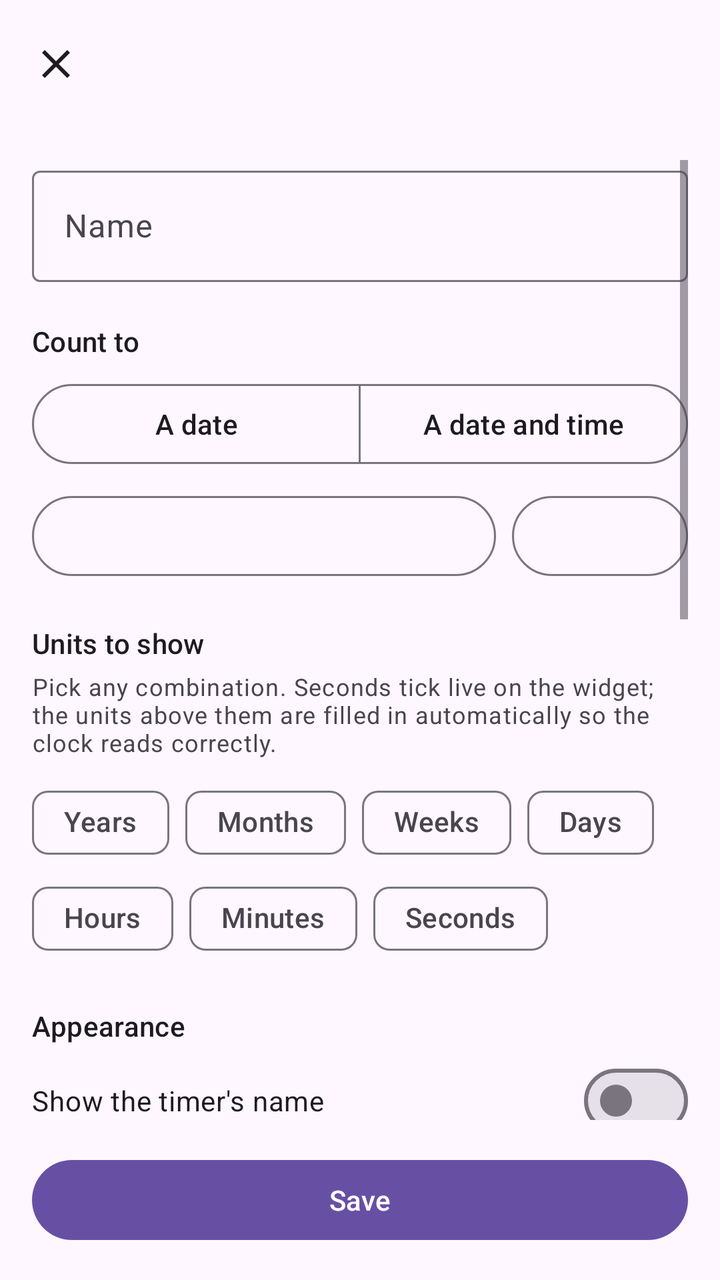
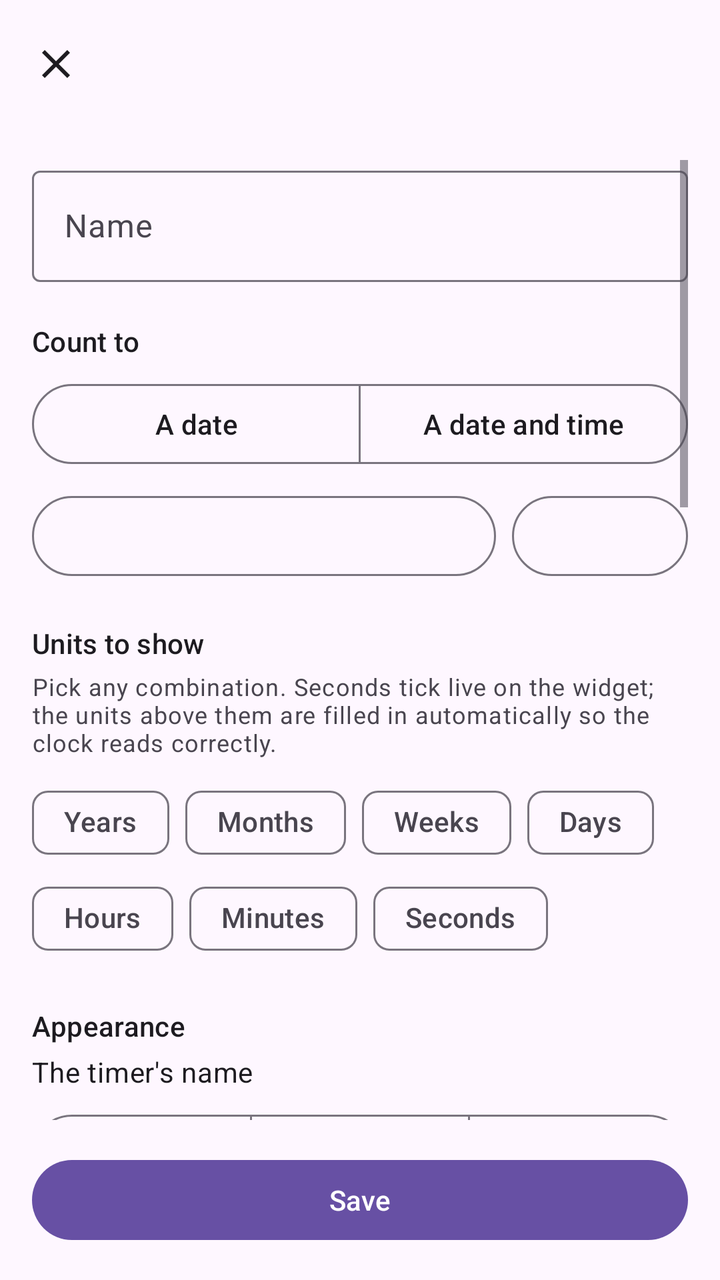

The first picture is an Android layout as it rendered before a commit; the second is the same layout after the commit. The layout source and the unified diff follow.
<!-- AndroidManifest.xml: application theme Theme.CountdownWidgets -->
<!-- res/layout/activity_edit_timer.xml -->
<?xml version="1.0" encoding="utf-8"?>
<LinearLayout xmlns:android="http://schemas.android.com/apk/res/android"
    xmlns:app="http://schemas.android.com/apk/res-auto"
    android:layout_width="match_parent"
    android:layout_height="match_parent"
    android:fitsSystemWindows="true"
    android:orientation="vertical">

    <com.google.android.material.appbar.AppBarLayout
        android:layout_width="match_parent"
        android:layout_height="wrap_content">

        <com.google.android.material.appbar.MaterialToolbar
            android:id="@+id/toolbar"
            android:layout_width="match_parent"
            android:layout_height="?attr/actionBarSize"
            app:navigationIcon="@drawable/ic_close" />
    </com.google.android.material.appbar.AppBarLayout>

    <ScrollView
        android:layout_width="match_parent"
        android:layout_height="0dp"
        android:layout_weight="1"
        android:clipToPadding="false"
        android:padding="@dimen/screen_margin">

        <LinearLayout
            android:layout_width="match_parent"
            android:layout_height="wrap_content"
            android:orientation="vertical">

            <com.google.android.material.textfield.TextInputLayout
                android:id="@+id/name_layout"
                style="@style/Widget.Material3.TextInputLayout.OutlinedBox"
                android:layout_width="match_parent"
                android:layout_height="wrap_content"
                android:hint="@string/timer_name">

                <com.google.android.material.textfield.TextInputEditText
                    android:id="@+id/name"
                    android:layout_width="match_parent"
                    android:layout_height="wrap_content"
                    android:inputType="textCapSentences"
                    android:maxLines="1" />
            </com.google.android.material.textfield.TextInputLayout>

            
            <TextView
                android:layout_width="match_parent"
                android:layout_height="wrap_content"
                android:paddingTop="@dimen/section_spacing"
                android:paddingBottom="8dp"
                android:text="@string/target_section"
                android:textAppearance="?attr/textAppearanceTitleSmall" />

            <com.google.android.material.button.MaterialButtonToggleGroup
                android:id="@+id/precision_group"
                android:layout_width="match_parent"
                android:layout_height="wrap_content"
                app:selectionRequired="true"
                app:singleSelection="true">

                <com.google.android.material.button.MaterialButton
                    android:id="@+id/precision_date"
                    style="?attr/materialButtonOutlinedStyle"
                    android:layout_width="0dp"
                    android:layout_height="wrap_content"
                    android:layout_weight="1"
                    android:text="@string/precision_date" />

                <com.google.android.material.button.MaterialButton
                    android:id="@+id/precision_date_time"
                    style="?attr/materialButtonOutlinedStyle"
                    android:layout_width="0dp"
                    android:layout_height="wrap_content"
                    android:layout_weight="1"
                    android:text="@string/precision_date_time" />
            </com.google.android.material.button.MaterialButtonToggleGroup>

            <LinearLayout
                android:layout_width="match_parent"
                android:layout_height="wrap_content"
                android:orientation="horizontal"
                android:paddingTop="8dp">

                <com.google.android.material.button.MaterialButton
                    android:id="@+id/date"
                    style="?attr/materialButtonOutlinedStyle"
                    android:layout_width="0dp"
                    android:layout_height="wrap_content"
                    android:layout_weight="1" />

                <com.google.android.material.button.MaterialButton
                    android:id="@+id/time"
                    style="?attr/materialButtonOutlinedStyle"
                    android:layout_width="wrap_content"
                    android:layout_height="wrap_content"
                    android:layout_marginStart="8dp" />
            </LinearLayout>

            
            <TextView
                android:layout_width="match_parent"
                android:layout_height="wrap_content"
                android:paddingTop="@dimen/section_spacing"
                android:paddingBottom="4dp"
                android:text="@string/units_section"
                android:textAppearance="?attr/textAppearanceTitleSmall" />

            <TextView
                android:id="@+id/units_hint"
                android:layout_width="match_parent"
                android:layout_height="wrap_content"
                android:paddingBottom="8dp"
                android:text="@string/units_hint"
                android:textAppearance="?attr/textAppearanceBodySmall" />

            <com.google.android.material.chip.ChipGroup
                android:id="@+id/calendar_units"
                android:layout_width="match_parent"
                android:layout_height="wrap_content">

                <com.google.android.material.chip.Chip
                    android:id="@+id/unit_year"
                    style="@style/Widget.Material3.Chip.Filter"
                    android:layout_width="wrap_content"
                    android:layout_height="wrap_content"
                    android:text="@string/unit_years" />

                <com.google.android.material.chip.Chip
                    android:id="@+id/unit_month"
                    style="@style/Widget.Material3.Chip.Filter"
                    android:layout_width="wrap_content"
                    android:layout_height="wrap_content"
                    android:text="@string/unit_months" />

                <com.google.android.material.chip.Chip
                    android:id="@+id/unit_week"
                    style="@style/Widget.Material3.Chip.Filter"
                    android:layout_width="wrap_content"
                    android:layout_height="wrap_content"
                    android:text="@string/unit_weeks" />

                <com.google.android.material.chip.Chip
                    android:id="@+id/unit_day"
                    style="@style/Widget.Material3.Chip.Filter"
                    android:layout_width="wrap_content"
                    android:layout_height="wrap_content"
                    android:text="@string/unit_days" />
            </com.google.android.material.chip.ChipGroup>

            <com.google.android.material.chip.ChipGroup
                android:id="@+id/clock_units"
                android:layout_width="match_parent"
                android:layout_height="wrap_content">

                <com.google.android.material.chip.Chip
                    android:id="@+id/unit_hour"
                    style="@style/Widget.Material3.Chip.Filter"
                    android:layout_width="wrap_content"
                    android:layout_height="wrap_content"
                    android:text="@string/unit_hours" />

                <com.google.android.material.chip.Chip
                    android:id="@+id/unit_minute"
                    style="@style/Widget.Material3.Chip.Filter"
                    android:layout_width="wrap_content"
                    android:layout_height="wrap_content"
                    android:text="@string/unit_minutes" />

                <com.google.android.material.chip.Chip
                    android:id="@+id/unit_second"
                    style="@style/Widget.Material3.Chip.Filter"
                    android:layout_width="wrap_content"
                    android:layout_height="wrap_content"
                    android:text="@string/unit_seconds" />
            </com.google.android.material.chip.ChipGroup>

            
            <TextView
                android:layout_width="match_parent"
                android:layout_height="wrap_content"
                android:paddingTop="@dimen/section_spacing"
                android:paddingBottom="4dp"
                android:text="@string/style_section"
                android:textAppearance="?attr/textAppearanceTitleSmall" />

            <com.google.android.material.materialswitch.MaterialSwitch
                android:id="@+id/show_name"
                android:layout_width="match_parent"
                android:layout_height="wrap_content"
                android:minHeight="48dp"
                android:text="@string/show_name" />

            <com.google.android.material.materialswitch.MaterialSwitch
                android:id="@+id/show_target"
                android:layout_width="match_parent"
                android:layout_height="wrap_content"
                android:minHeight="48dp"
                android:text="@string/show_target" />

            <com.google.android.material.materialswitch.MaterialSwitch
                android:id="@+id/long_labels"
                android:layout_width="match_parent"
                android:layout_height="wrap_content"
                android:minHeight="48dp"
                android:text="@string/long_labels" />

            <com.google.android.material.materialswitch.MaterialSwitch
                android:id="@+id/wrap_value"
                android:layout_width="match_parent"
                android:layout_height="wrap_content"
                android:minHeight="48dp"
                android:text="@string/wrap_value" />

            
            <TextView
                android:layout_width="match_parent"
                android:layout_height="wrap_content"
                android:paddingBottom="8dp"
                android:text="@string/wrap_value_hint"
                android:textAppearance="?attr/textAppearanceBodySmall" />

            <com.google.android.material.materialswitch.MaterialSwitch
                android:id="@+id/show_background"
                android:layout_width="match_parent"
                android:layout_height="wrap_content"
                android:minHeight="48dp"
                android:text="@string/show_background" />

            
            <TextView
                android:id="@+id/text_theme_label"
                android:layout_width="match_parent"
                android:layout_height="wrap_content"
                android:paddingTop="8dp"
                android:paddingBottom="8dp"
                android:text="@string/text_color"
                android:textAppearance="?attr/textAppearanceBodyMedium" />

            <com.google.android.material.button.MaterialButtonToggleGroup
                android:id="@+id/text_theme_group"
                android:layout_width="match_parent"
                android:layout_height="wrap_content"
                app:selectionRequired="true"
                app:singleSelection="true">

                <com.google.android.material.button.MaterialButton
                    android:id="@+id/text_theme_auto"
                    style="?attr/materialButtonOutlinedStyle"
                    android:layout_width="0dp"
                    android:layout_height="wrap_content"
                    android:layout_weight="1"
                    android:text="@string/text_color_auto" />

                <com.google.android.material.button.MaterialButton
                    android:id="@+id/text_theme_light"
                    style="?attr/materialButtonOutlinedStyle"
                    android:layout_width="0dp"
                    android:layout_height="wrap_content"
                    android:layout_weight="1"
                    android:text="@string/text_color_light" />

                <com.google.android.material.button.MaterialButton
                    android:id="@+id/text_theme_dark"
                    style="?attr/materialButtonOutlinedStyle"
                    android:layout_width="0dp"
                    android:layout_height="wrap_content"
                    android:layout_weight="1"
                    android:text="@string/text_color_dark" />
            </com.google.android.material.button.MaterialButtonToggleGroup>

            
            <TextView
                android:layout_width="match_parent"
                android:layout_height="wrap_content"
                android:paddingTop="@dimen/section_spacing"
                android:paddingBottom="8dp"
                android:text="@string/preview_section"
                android:textAppearance="?attr/textAppearanceTitleSmall" />

            <com.google.android.material.card.MaterialCardView
                android:id="@+id/preview_card"
                style="@style/Widget.Material3.CardView.Filled"
                android:layout_width="match_parent"
                android:layout_height="wrap_content">

                <LinearLayout
                    android:layout_width="match_parent"
                    android:layout_height="wrap_content"
                    android:gravity="center"
                    android:orientation="vertical"
                    android:padding="20dp">

                    
                    <TextView
                        android:id="@+id/preview_name"
                        android:layout_width="wrap_content"
                        android:layout_height="wrap_content"
                        android:paddingBottom="4dp"
                        android:textAppearance="?attr/textAppearanceBodySmall" />

                    <TextView
                        android:id="@+id/preview_value"
                        android:layout_width="wrap_content"
                        android:layout_height="wrap_content"
                        android:textAppearance="?attr/textAppearanceHeadlineMedium"
                        android:textColor="?attr/colorPrimary" />

                    <TextView
                        android:id="@+id/preview_footer"
                        android:layout_width="wrap_content"
                        android:layout_height="wrap_content"
                        android:paddingTop="4dp"
                        android:textAppearance="?attr/textAppearanceBodySmall" />
                </LinearLayout>
            </com.google.android.material.card.MaterialCardView>
        </LinearLayout>
    </ScrollView>

    <com.google.android.material.button.MaterialButton
        android:id="@+id/save"
        android:layout_width="match_parent"
        android:layout_height="wrap_content"
        android:layout_margin="@dimen/screen_margin"
        android:text="@string/save" />
</LinearLayout>
<!-- resources referenced by this layout -->
<resources>
  <dimen name="screen_margin">16dp</dimen>
  <dimen name="section_spacing">20dp</dimen>
  <!-- drawable ic_close (drawable) -->
  <?xml version="1.0" encoding="utf-8"?>
  <vector xmlns:android="http://schemas.android.com/apk/res/android"
      android:width="24dp"
      android:height="24dp"
      android:tint="?attr/colorOnSurface"
      android:viewportWidth="24"
      android:viewportHeight="24">
      <path
          android:fillColor="@android:color/white"
          android:pathData="M19,6.41L17.59,5 12,10.59 6.41,5 5,6.41 10.59,12 5,17.59 6.41,19 12,13.41 17.59,19 19,17.59 13.41,12z" />
  </vector>
  <string name="long_labels">Spell out unit names</string>
  <string name="precision_date">A date</string>
  <string name="precision_date_time">A date and time</string>
  <string name="preview_section">Preview</string>
  <string name="save">Save</string>
  <string name="show_background">Show a solid background behind the widget</string>
  <string name="show_name">Show the timer\'s name</string>
  <string name="show_target">Show the date it counts to</string>
  <string name="style_section">Appearance</string>
  <string name="target_section">Count to</string>
  <string name="text_color">Text color on the wallpaper</string>
  <string name="text_color_auto">Auto</string>
  <string name="text_color_dark">Dark</string>
  <string name="text_color_light">Light</string>
  <string name="timer_name">Name</string>
  <string name="unit_days">Days</string>
  <string name="unit_hours">Hours</string>
  <string name="unit_minutes">Minutes</string>
  <string name="unit_months">Months</string>
  <string name="unit_seconds">Seconds</string>
  <string name="unit_weeks">Weeks</string>
  <string name="unit_years">Years</string>
  <string name="units_hint">Pick any combination. Seconds tick live on the widget; the units above them are filled in automatically so the clock reads correctly.</string>
  <string name="units_section">Units to show</string>
  <string name="wrap_value">Let the countdown use more than one line</string>
  <string name="wrap_value_hint">Used only where one line has run out of room: a narrow widget, or unit names spelled out. Anywhere else the countdown stays on one line by itself.</string>
  <style name="Theme.CountdownWidgets" parent="Theme.Material3.DayNight.NoActionBar" />
</resources>

<!-- the commit's change to res/layout/activity_edit_timer.xml (unified diff, before → after) -->
@@ -185,19 +185,91 @@
                 android:text="@string/style_section"
                 android:textAppearance="?attr/textAppearanceTitleSmall" />
 
-            <com.google.android.material.materialswitch.MaterialSwitch
-                android:id="@+id/show_name"
-                android:layout_width="match_parent"
-                android:layout_height="wrap_content"
-                android:minHeight="48dp"
-                android:text="@string/show_name" />
-
-            <com.google.android.material.materialswitch.MaterialSwitch
-                android:id="@+id/show_target"
-                android:layout_width="match_parent"
-                android:layout_height="wrap_content"
-                android:minHeight="48dp"
-                android:text="@string/show_target" />
+            <TextView
+                android:layout_width="match_parent"
+                android:layout_height="wrap_content"
+                android:paddingBottom="8dp"
+                android:text="@string/row_name"
+                android:textAppearance="?attr/textAppearanceBodyMedium" />
+
+            <com.google.android.material.button.MaterialButtonToggleGroup
+                android:id="@+id/name_visibility_group"
+                android:layout_width="match_parent"
+                android:layout_height="wrap_content"
+                app:selectionRequired="true"
+                app:singleSelection="true">
+
+                <com.google.android.material.button.MaterialButton
+                    android:id="@+id/name_always"
+                    style="?attr/materialButtonOutlinedStyle"
+                    android:layout_width="0dp"
+                    android:layout_height="wrap_content"
+                    android:layout_weight="1"
+                    android:text="@string/row_always" />
+
+                <com.google.android.material.button.MaterialButton
+                    android:id="@+id/name_when_room"
+                    style="?attr/materialButtonOutlinedStyle"
+                    android:layout_width="0dp"
+                    android:layout_height="wrap_content"
+                    android:layout_weight="1"
+                    android:text="@string/row_when_room" />
+
+                <com.google.android.material.button.MaterialButton
+                    android:id="@+id/name_never"
+                    style="?attr/materialButtonOutlinedStyle"
+                    android:layout_width="0dp"
+                    android:layout_height="wrap_content"
+                    android:layout_weight="1"
+                    android:text="@string/row_never" />
+            </com.google.android.material.button.MaterialButtonToggleGroup>
+
+            <TextView
+                android:layout_width="match_parent"
+                android:layout_height="wrap_content"
+                android:paddingTop="12dp"
+                android:paddingBottom="8dp"
+                android:text="@string/row_target"
+                android:textAppearance="?attr/textAppearanceBodyMedium" />
+
+            <com.google.android.material.button.MaterialButtonToggleGroup
+                android:id="@+id/target_visibility_group"
+                android:layout_width="match_parent"
+                android:layout_height="wrap_content"
+                app:selectionRequired="true"
+                app:singleSelection="true">
+
+                <com.google.android.material.button.MaterialButton
+                    android:id="@+id/target_always"
+                    style="?attr/materialButtonOutlinedStyle"
+                    android:layout_width="0dp"
+                    android:layout_height="wrap_content"
+                    android:layout_weight="1"
+                    android:text="@string/row_always" />
+
+                <com.google.android.material.button.MaterialButton
+                    android:id="@+id/target_when_room"
+                    style="?attr/materialButtonOutlinedStyle"
+                    android:layout_width="0dp"
+                    android:layout_height="wrap_content"
+                    android:layout_weight="1"
+                    android:text="@string/row_when_room" />
+
+                <com.google.android.material.button.MaterialButton
+                    android:id="@+id/target_never"
+                    style="?attr/materialButtonOutlinedStyle"
+                    android:layout_width="0dp"
+                    android:layout_height="wrap_content"
+                    android:layout_weight="1"
+                    android:text="@string/row_never" />
+            </com.google.android.material.button.MaterialButtonToggleGroup>
+
+            <TextView
+                android:layout_width="match_parent"
+                android:layout_height="wrap_content"
+                android:paddingBottom="8dp"
+                android:text="@string/rows_hint"
+                android:textAppearance="?attr/textAppearanceBodySmall" />
 
             <com.google.android.material.materialswitch.MaterialSwitch
                 android:id="@+id/long_labels"
@@ -221,54 +293,115 @@
                 android:text="@string/wrap_value_hint"
                 android:textAppearance="?attr/textAppearanceBodySmall" />
 
-            <com.google.android.material.materialswitch.MaterialSwitch
-                android:id="@+id/show_background"
-                android:layout_width="match_parent"
-                android:layout_height="wrap_content"
-                android:minHeight="48dp"
-                android:text="@string/show_background" />
+            <TextView
+                android:layout_width="match_parent"
+                android:layout_height="wrap_content"
+                android:paddingTop="12dp"
+                android:paddingBottom="8dp"
+                android:text="@string/backdrop"
+                android:textAppearance="?attr/textAppearanceBodyMedium" />
+
+            <com.google.android.material.button.MaterialButtonToggleGroup
+                android:id="@+id/backdrop_group"
+                android:layout_width="match_parent"
+                android:layout_height="wrap_content"
+                app:selectionRequired="true"
+                app:singleSelection="true">
+
+                <com.google.android.material.button.MaterialButton
+                    android:id="@+id/backdrop_none"
+                    style="?attr/materialButtonOutlinedStyle"
+                    android:layout_width="0dp"
+                    android:layout_height="wrap_content"
+                    android:layout_weight="1"
+                    android:text="@string/backdrop_none" />
+
+                <com.google.android.material.button.MaterialButton
+                    android:id="@+id/backdrop_scrim"
+                    style="?attr/materialButtonOutlinedStyle"
+                    android:layout_width="0dp"
+                    android:layout_height="wrap_content"
+                    android:layout_weight="1"
+                    android:text="@string/backdrop_scrim" />
+
+                <com.google.android.material.button.MaterialButton
+                    android:id="@+id/backdrop_panel"
+                    style="?attr/materialButtonOutlinedStyle"
+                    android:layout_width="0dp"
+                    android:layout_height="wrap_content"
+                    android:layout_weight="1"
+                    android:text="@string/backdrop_panel" />
+            </com.google.android.material.button.MaterialButtonToggleGroup>
+
+            <TextView
+                android:layout_width="match_parent"
+                android:layout_height="wrap_content"
+                android:paddingTop="8dp"
+                android:paddingBottom="8dp"
+                android:text="@string/backdrop_hint"
+                android:textAppearance="?attr/textAppearanceBodySmall" />
 
             
             <TextView
                 android:id="@+id/text_theme_label"
                 android:layout_width="match_parent"
                 android:layout_height="wrap_content"
-                android:paddingTop="8dp"
+                android:paddingTop="4dp"
                 android:paddingBottom="8dp"
                 android:text="@string/text_color"
                 android:textAppearance="?attr/textAppearanceBodyMedium" />
 
-            <com.google.android.material.button.MaterialButtonToggleGroup
+            
+            <com.google.android.material.chip.ChipGroup
                 android:id="@+id/text_theme_group"
                 android:layout_width="match_parent"
                 android:layout_height="wrap_content"
                 app:selectionRequired="true"
                 app:singleSelection="true">
 
-                <com.google.android.material.button.MaterialButton
+                <com.google.android.material.chip.Chip
                     android:id="@+id/text_theme_auto"
-                    style="?attr/materialButtonOutlinedStyle"
-                    android:layout_width="0dp"
-                    android:layout_height="wrap_content"
-                    android:layout_weight="1"
+                    style="@style/Widget.Material3.Chip.Filter"
+                    android:layout_width="wrap_content"
+                    android:layout_height="wrap_content"
                     android:text="@string/text_color_auto" />
 
-                <com.google.android.material.button.MaterialButton
+                <com.google.android.material.chip.Chip
                     android:id="@+id/text_theme_light"
-                    style="?attr/materialButtonOutlinedStyle"
-                    android:layout_width="0dp"
-                    android:layout_height="wrap_content"
-                    android:layout_weight="1"
+                    style="@style/Widget.Material3.Chip.Filter"
+                    android:layout_width="wrap_content"
+                    android:layout_height="wrap_content"
                     android:text="@string/text_color_light" />
 
-                <com.google.android.material.button.MaterialButton
+                <com.google.android.material.chip.Chip
                     android:id="@+id/text_theme_dark"
-                    style="?attr/materialButtonOutlinedStyle"
-                    android:layout_width="0dp"
-                    android:layout_height="wrap_content"
-                    android:layout_weight="1"
+                    style="@style/Widget.Material3.Chip.Filter"
+                    android:layout_width="wrap_content"
+                    android:layout_height="wrap_content"
                     android:text="@string/text_color_dark" />
-            </com.google.android.material.button.MaterialButtonToggleGroup>
+
+                <com.google.android.material.chip.Chip
+                    android:id="@+id/text_theme_white"
+                    style="@style/Widget.Material3.Chip.Filter"
+                    android:layout_width="wrap_content"
+                    android:layout_height="wrap_content"
+                    android:text="@string/text_color_white" />
+
+                <com.google.android.material.chip.Chip
+                    android:id="@+id/text_theme_black"
+                    style="@style/Widget.Material3.Chip.Filter"
+                    android:layout_width="wrap_content"
+                    android:layout_height="wrap_content"
+                    android:text="@string/text_color_black" />
+            </com.google.android.material.chip.ChipGroup>
+
+            <TextView
+                android:id="@+id/text_theme_hint"
+                android:layout_width="match_parent"
+                android:layout_height="wrap_content"
+                android:paddingTop="8dp"
+                android:text="@string/text_color_hint"
+                android:textAppearance="?attr/textAppearanceBodySmall" />
 
             
             <TextView
<!-- resource entries referenced after the edit -->
@@ -14,20 +14,31 @@
           android:fillColor="@android:color/white"
           android:pathData="M19,6.41L17.59,5 12,10.59 6.41,5 5,6.41 10.59,12 5,17.59 6.41,19 12,13.41 17.59,19 19,17.59 13.41,12z" />
   </vector>
+  <string name="backdrop">Background</string>
+  <string name="backdrop_hint">Tinted washes the wallpaper behind the text instead of covering it, so the text reads whatever the wallpaper is doing.</string>
+  <string name="backdrop_none">None</string>
+  <string name="backdrop_panel">Solid</string>
+  <string name="backdrop_scrim">Tinted</string>
   <string name="long_labels">Spell out unit names</string>
   <string name="precision_date">A date</string>
   <string name="precision_date_time">A date and time</string>
   <string name="preview_section">Preview</string>
+  <string name="row_always">Always</string>
+  <string name="row_name">The timer\'s name</string>
+  <string name="row_never">Never</string>
+  <string name="row_target">The date it counts to</string>
+  <string name="row_when_room">If it fits</string>
+  <string name="rows_hint">If it fits lets the widget drop a row on a cell too small for it. Always keeps the row at every size, which leaves the countdown less room.</string>
   <string name="save">Save</string>
-  <string name="show_background">Show a solid background behind the widget</string>
-  <string name="show_name">Show the timer\'s name</string>
-  <string name="show_target">Show the date it counts to</string>
   <string name="style_section">Appearance</string>
   <string name="target_section">Count to</string>
-  <string name="text_color">Text color on the wallpaper</string>
+  <string name="text_color">Text color</string>
   <string name="text_color_auto">Auto</string>
+  <string name="text_color_black">Black</string>
   <string name="text_color_dark">Dark</string>
+  <string name="text_color_hint">Light and Dark are tinted to match your wallpaper. White and Black are not, so they hold up on a wallpaper that defeats the others.</string>
   <string name="text_color_light">Light</string>
+  <string name="text_color_white">White</string>
   <string name="timer_name">Name</string>
   <string name="unit_days">Days</string>
   <string name="unit_hours">Hours</string>
